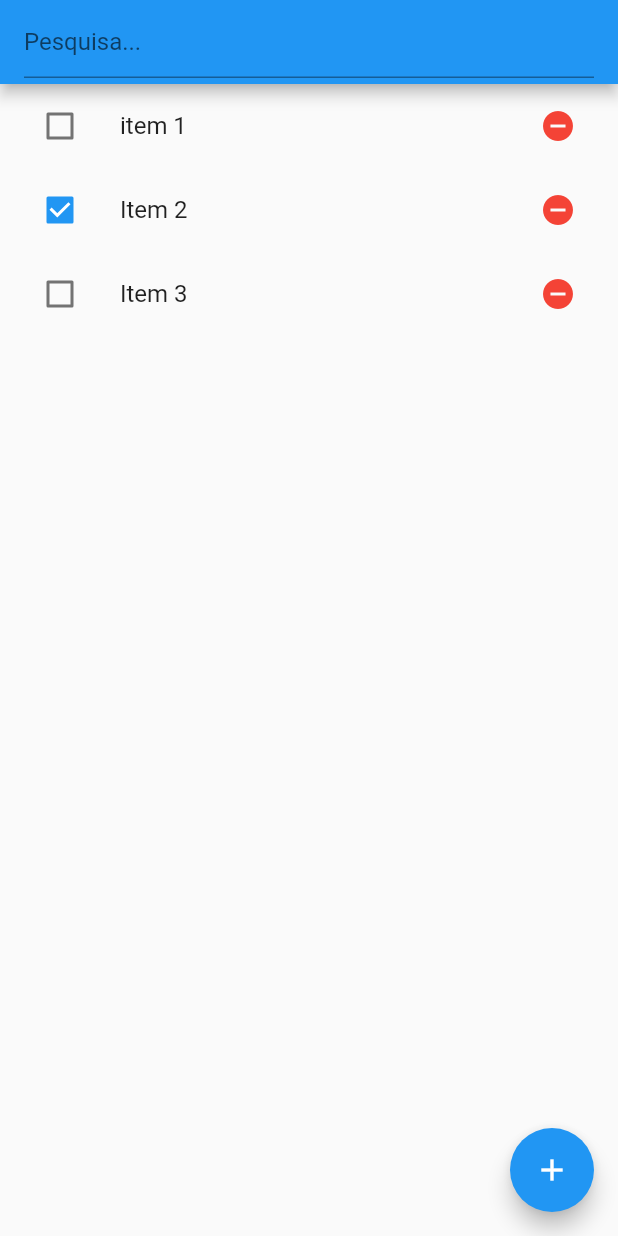
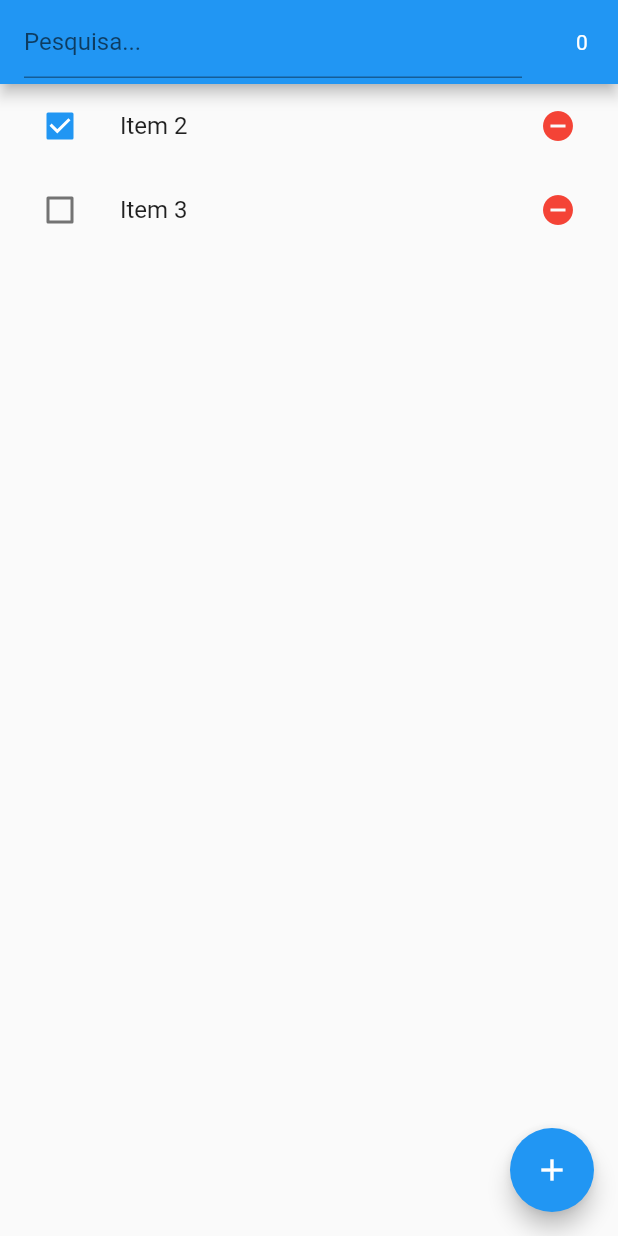
Before and after one commit to wilker123/Clean_architecture_in_flutter_with_mobx, a Flutter app: the screen it shows after launch, after a tap on the "remove circle" icon, on a phone screen of 412 x 824 dp. Run offline on Flutter 3.47's test engine with Material 2 defaults, Android fonts, the light colour scheme and no system bars; our stand-ins replace flutter_mobx, mobx; generated files the repository leaves out were written again.

Commit message:
Implementing removeItem in HomeController

```diff
--- a/todo_list_with_mobx/lib/pages/home_page.dart
+++ b/todo_list_with_mobx/lib/pages/home_page.dart
@@ -55,6 +55,12 @@ class _HomePageState extends State<HomePage> {
         title: TextField(
           decoration: InputDecoration(hintText: "Pesquisa..."),
         ),
+        actions: [
+          IconButton(
+            onPressed: () {},
+            icon: Text("0"),
+          )
+        ],
       ),
       body: Observer(
         builder: (_) {
@@ -62,13 +68,18 @@ class _HomePageState extends State<HomePage> {
             itemCount: controller.listItems.length,
             itemBuilder: (_, index) {
               var item = controller.listItems[index];
-              return ItemWidget(item: item);
+              return ItemWidget(
+                item: item,
+                removeClicked: () {
+                  controller.removeItem(item);
+                },
+              );
             },
           );
         },
       ),
       floatingActionButton: FloatingActionButton(
-        child: Icon(Icons.add),
+        child: const Icon(Icons.add),
         onPressed: () {
           _dialog();
         },
--- a/todo_list_with_mobx/lib/pages/item_widget.dart
+++ b/todo_list_with_mobx/lib/pages/item_widget.dart
@@ -5,10 +5,12 @@ import '../models/item_model.dart';
 
 class ItemWidget extends StatelessWidget {
   final ItemModel item;
+  final VoidCallback removeClicked;
 
   const ItemWidget({
     Key? key,
     required this.item,
+    required this.removeClicked,
   }) : super(key: key);
 
   @override
@@ -26,7 +28,7 @@ class ItemWidget extends StatelessWidget {
           trailing: IconButton(
             color: Colors.red,
             icon: const Icon(Icons.remove_circle),
-            onPressed: () {},
+            onPressed: removeClicked,
           ),
         );
       },
```
